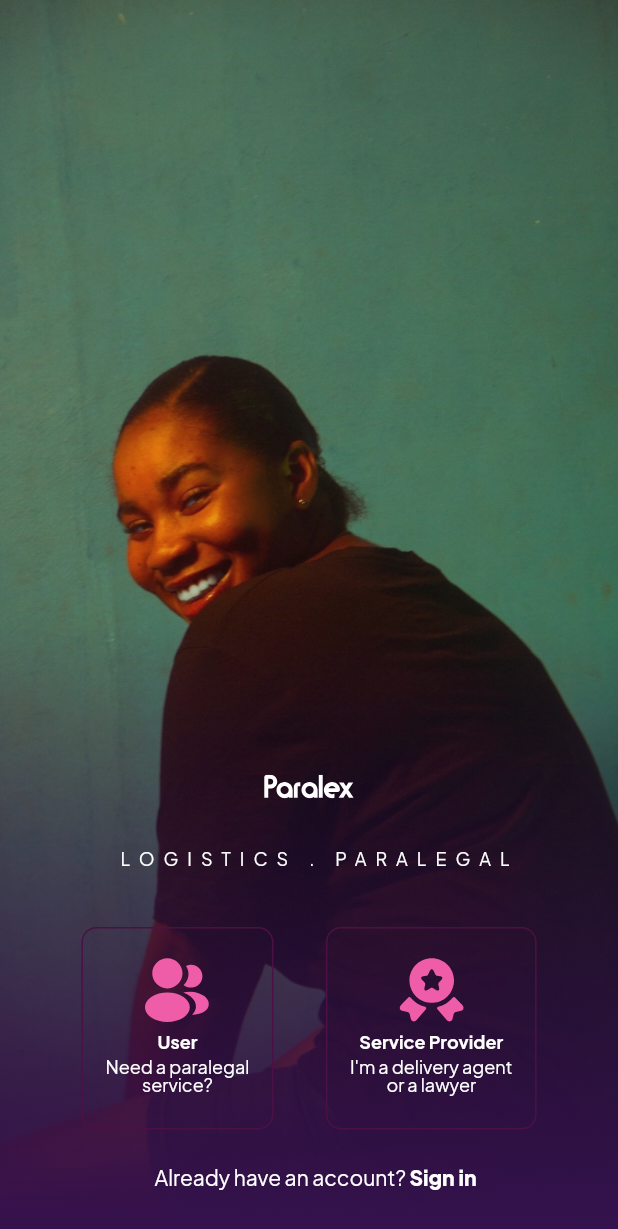
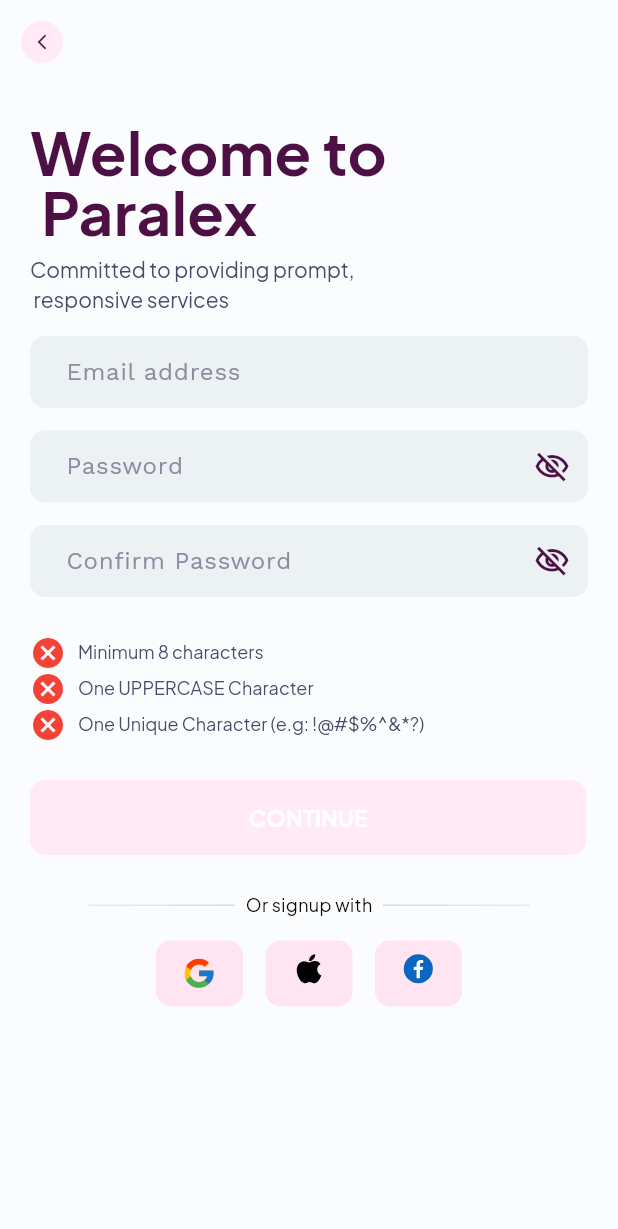
Before and after one commit to Paralexapp/paralex-mobile, a Flutter app: the LastWelcomeScreen screen opened by its route, after a tap on "Service Provider", on a phone screen of 412 x 824 dp. Shown: the top 1229 px of the screen. Run offline on Flutter 3.47's test engine with Material 3 defaults, Android fonts, the phone set to English and light mode, and no system bars; our stand-ins replace flutter_svg, get, google_fonts, smooth_page_indicator.

Commit message:
Welcome and select preferred service screens completed

```diff
--- a/paralex/lib/main.dart
+++ b/paralex/lib/main.dart
@@ -4,6 +4,8 @@ import 'package:paralax/routes/navs.dart';
 import 'package:paralax/screens/splash/splash.dart';
 import 'package:paralax/screens/welcomeslides/last_welcome_screen.dart';
 import 'package:paralax/screens/welcomeslides/welcome.dart';
+import 'package:paralax/service_provider/view/signup_screens/select_service_screen.dart';
+import 'package:paralax/service_provider/view/signup_screens/signup_welcome_screen.dart';
 
 void main() {
   runApp(GetMaterialApp(
@@ -11,7 +13,9 @@ void main() {
     getPages: [
       GetPage(name: Nav.splash, page: () => const SplashScreen()),
       GetPage(name: Nav.welcomeShow, page: () => const WelcomeSliders()),
-      GetPage(name: Nav.lastWelcomeScreen, page: () => const LastWelcomeScreen())
+      GetPage(name: Nav.lastWelcomeScreen, page: () => const LastWelcomeScreen()),
+      GetPage(name: Nav.serviceProviderSignupWelcomeScreen, page: () =>  SignupWelcomeScreen()),
+      GetPage(name: Nav.selectServiceScreen, page: () =>  const SelectServiceScreen())
     ],
     debugShowCheckedModeBanner: false,
   ));
--- /dev/null
+++ b/paralex/lib/reusables/back_button.dart
@@ -0,0 +1,13 @@
+import 'package:flutter/material.dart';
+import 'package:paralax/reusables/paints.dart';
+
+class PinkButton{
+  static final backButton = Container(
+      padding: EdgeInsets.all(8),
+      decoration: BoxDecoration(
+        borderRadius: BorderRadius.circular(20),
+        color: Color(0xFFFFEAF5),
+      ),
+      child: Icon(Icons.arrow_back_ios_new_sharp, size: 12,color: PaintColors.paralaxpurple,),
+    );
+}
--- a/paralex/lib/reusables/fonts.dart
+++ b/paralex/lib/reusables/fonts.dart
@@ -6,4 +6,8 @@ class FontStyles {
       fontSize: 12, letterSpacing: 6.0, color: Colors.white);
   static final TextStyle headingText = GoogleFonts.plusJakartaSans(
       fontSize: 30, fontWeight: FontWeight.bold, color: Colors.white);
+  static final TextStyle contentText = GoogleFonts.plusJakartaSans(
+      fontSize: 12, color: Color(0xFF4A4A68));
+  static final TextStyle hintStyle = GoogleFonts.workSans(
+    fontSize: 16,color: Color(0xFF8C8CA1));
 }
--- a/paralex/lib/reusables/paints.dart
+++ b/paralex/lib/reusables/paints.dart
@@ -2,4 +2,6 @@ import 'package:flutter/material.dart';
 
 class PaintColors {
   static const paralaxpurple = Color(0xFF4C1044);
+  static const bgColor = Color(0xFFFAFCFE);
+  static const contentTextColor = Color(0xFF511F4A);
 }
--- a/paralex/lib/routes/navs.dart
+++ b/paralex/lib/routes/navs.dart
@@ -2,4 +2,6 @@ class Nav {
   static const splash = "/";
   static const welcomeShow = "/welcome";
   static const lastWelcomeScreen ="/lastWelcomeScreen";
+  static const serviceProviderSignupWelcomeScreen="/serviceProviderSignupWelcomeScreen";
+  static const selectServiceScreen ="/selectServiceScreen";
 }
--- a/paralex/lib/screens/welcomeslides/last_welcome_screen.dart
+++ b/paralex/lib/screens/welcomeslides/last_welcome_screen.dart
@@ -1,6 +1,9 @@
 import 'package:flutter/material.dart';
+import 'package:get/get.dart';
+import 'package:get/get_core/src/get_main.dart';
 import 'package:paralax/reusables/fonts.dart';
 import 'package:flutter_svg/svg.dart';
+import '../../routes/navs.dart';
 
 class LastWelcomeScreen extends StatelessWidget {
   const LastWelcomeScreen({super.key});
@@ -72,7 +75,7 @@ class LastWelcomeScreen extends StatelessWidget {
                   ),
                   const SizedBox(width: 35),
                   InkWell(
-                    onTap: (){},
+                    onTap: ()=> Get.toNamed(Nav.serviceProviderSignupWelcomeScreen),
                     child: const ParticipantWidget(
                       imgPath: "assets/images/medal-star.svg",
                       firstText: "Service Provider",
--- /dev/null
+++ b/paralex/lib/service_provider/controllers/signup_controller.dart
@@ -0,0 +1,51 @@
+import 'package:get/get.dart';
+import 'package:flutter/material.dart';
+
+class SignupController extends GetxController {
+  var emailText = "".obs;
+  var passwordText = "".obs;
+  var confirmPasswordText = "".obs;
+
+  var isEmailValid = false.obs;
+  var isMinLengthValid = false.obs;
+  var isUpperCaseValid = false.obs;
+  var isSpecialCharacterValid = false.obs;
+
+  var passwordVisibility = true.obs;
+  var confirmPasswordVisibility = true.obs;
+
+  final passwordController = TextEditingController();
+
+  bool validateEmail(String email) {
+    final emailRegex = RegExp(r'^[\w-\.]+@([\w-]+\.)+[\w-]{2,4}$');
+    return emailRegex.hasMatch(email);
+  }
+
+  bool hasMinLength(String password) => password.length >= 8;
+  bool hasUpperCase(String password) => password.contains(RegExp(r'[A-Z]'));
+  bool hasSpecialCharacter(String password) => password.contains(RegExp(r'[!@#\$%\^&\*\?]'));
+
+  void validatePassword(String password) {
+    isMinLengthValid.value = hasMinLength(password);
+    isUpperCaseValid.value = hasUpperCase(password);
+    isSpecialCharacterValid.value = hasSpecialCharacter(password);
+  }
+
+  void validateEmailField(String email) {
+    isEmailValid.value = validateEmail(email);
+  }
+
+  void togglePasswordVisibility() {
+    passwordVisibility.value = !passwordVisibility.value;
+  }
+
+  void toggleConfirmPasswordVisibility() {
+    confirmPasswordVisibility.value = !confirmPasswordVisibility.value;
+  }
+
+  @override
+  void onClose() {
+    passwordController.dispose();
+    super.onClose();
+  }
+}
--- /dev/null
+++ b/paralex/lib/service_provider/view/signup_screens/signup_welcome_screen.dart
@@ -0,0 +1,310 @@
+import 'package:flutter/material.dart';
+import 'package:get/get.dart';
+import 'package:paralax/reusables/paints.dart';
+import 'package:paralax/routes/navs.dart';
+import 'package:paralax/service_provider/view/signup_screens/widgets/signupWidget.dart';
+import '../../../reusables/fonts.dart';
+import '../../../reusables/back_button.dart';
+import '../../controllers/signup_controller.dart';
+
+class SignupWelcomeScreen extends StatelessWidget {
+
+  final SignupController controller = Get.put(SignupController());
+
+  SignupWelcomeScreen({super.key});
+
+
+  InputDecoration kInputDecoration(
+      RxBool passwordVisible, VoidCallback toggleVisibility, String hintText) {
+    return InputDecoration(
+      hintText: hintText,
+      hintStyle: FontStyles.hintStyle,
+      filled: true,
+      fillColor: const Color(0xFFECF1F4),
+      suffixIcon: IconButton(
+        icon: Icon(passwordVisible.value
+            ? Icons.visibility_off_outlined
+            : Icons.visibility_outlined),
+        onPressed: toggleVisibility,
+      ),
+      suffixIconColor: const Color(0xFF4C1044),
+      contentPadding: const EdgeInsets.symmetric(vertical: 10.0, horizontal: 20.0),
+      enabledBorder: const OutlineInputBorder(
+        borderRadius: BorderRadius.all(Radius.circular(10.0)),
+        borderSide: BorderSide(color: Colors.transparent),
+      ),
+      focusedBorder: const OutlineInputBorder(
+        borderSide: BorderSide(color: Color(0xFF4C1044), width: 2.0),
+      ),
+    );
+  }
+
+  @override
+  Widget build(BuildContext context) {
+    final size = MediaQuery.of(context).size;
+    return Scaffold(
+      backgroundColor: PaintColors.bgColor,
+      appBar: AppBar(
+        backgroundColor: PaintColors.bgColor,
+        leading: IconButton(
+          icon: PinkButton.backButton,
+          onPressed: () => Get.back(),
+        ),
+      ),
+      body: SingleChildScrollView(
+        child: Padding(
+          padding: const EdgeInsets.symmetric(horizontal: 20.0, vertical: 25.0),
+          child: Form(
+            child: Column(
+              crossAxisAlignment: CrossAxisAlignment.start,
+              children: [
+                Text(
+                  "Welcome to \n Paralex",
+                  style: FontStyles.headingText.copyWith(
+                      color: PaintColors.paralaxpurple,
+                      fontSize: 40,
+                      height: 1),
+                ),
+                const SizedBox(height: 8),
+                Text(
+                  "Committed to providing prompt,\n responsive services",
+                  style: FontStyles.smallCapsIntro.copyWith(
+                      letterSpacing: 0, color: const Color(0xFF4A4A68), fontSize: 14),
+                ),
+                const SizedBox(height: 15),
+                Obx(() => Column(
+                      crossAxisAlignment: CrossAxisAlignment.start,
+                      children: [
+                        TextField(
+                          style: const TextStyle(color: Colors.black),
+                          onChanged: (value) {
+                            controller.emailText.value = value;
+                            controller.validateEmailField(value);
+                          },
+                          keyboardType: TextInputType.emailAddress,
+                          decoration: InputDecoration(
+                            hintText: 'Email address',
+                            hintStyle: FontStyles.hintStyle,
+                            filled: true,
+                            fillColor: const Color(0xFFECF1F4),
+                            contentPadding: const EdgeInsets.symmetric(
+                                vertical: 10.0, horizontal: 20.0),
+                            enabledBorder: const OutlineInputBorder(
+                              borderRadius:
+                                  BorderRadius.all(Radius.circular(10.0)),
+                              borderSide: BorderSide(color: Colors.transparent),
+                            ),
+                            focusedBorder: const OutlineInputBorder(
+                              borderSide: BorderSide(
+                                  color: Color(0xFF4C1044), width: 2.0),
+                              borderRadius:
+                                  BorderRadius.all(Radius.circular(10)),
+                            ),
+                          ),
+                        ),
+                        // Display email validation error if invalid
+                        if (!controller.isEmailValid.value &&
+                            controller.emailText.isNotEmpty)
+                          const Padding(
+                            padding: EdgeInsets.only(top: 8.0),
+                            child: Text(
+                              "Please enter a valid email address",
+                              style: TextStyle(color: Colors.red, fontSize: 12),
+                            ),
+                          ),
+                      ],
+                    )),
+                const SizedBox(height: 15),
+
+                // Password Field with validation
+                Obx(() => TextField(
+                      controller: controller.passwordController,
+                      style: const TextStyle(color: Colors.black),
+                      onChanged: (value) {
+                        controller.passwordText.value = value;
+                        controller.validatePassword(value);
+                      },
+                      obscureText: controller.passwordVisibility.value,
+                      decoration: kInputDecoration(
+                          controller.passwordVisibility,
+                          controller.togglePasswordVisibility,
+                          "Password"),
+                    )),
+                const SizedBox(height: 15),
+
+                // Confirm Password Field
+                Obx(() => TextField(
+                      style: const TextStyle(color: Colors.black),
+                      onChanged: (value) =>
+                          controller.confirmPasswordText.value = value,
+                      obscureText: controller.confirmPasswordVisibility.value,
+                      decoration: kInputDecoration(
+                          controller.confirmPasswordVisibility,
+                          controller.toggleConfirmPasswordVisibility,
+                          "Confirm Password"),
+                    )),
+                const SizedBox(height: 25),
+
+                // Validation status display
+                Obx(() => Row(
+                      children: [
+                        Icon(
+                          controller.isMinLengthValid.value
+                              ? Icons.check_circle
+                              : Icons.cancel,
+                          color: controller.isMinLengthValid.value
+                              ? Colors.green
+                              : Colors.red,
+                        ),
+                        const SizedBox(width: 8),
+                        Text("Minimum 8 characters",
+                            style: FontStyles.smallCapsIntro.copyWith(
+                                letterSpacing: 0,
+                                color: const Color(0xFF4A4A68),
+                                fontSize: 12)),
+                      ],
+                    )),
+                Obx(() => Row(
+                      children: [
+                        Icon(
+                          controller.isUpperCaseValid.value
+                              ? Icons.check_circle
+                              : Icons.cancel,
+                          color: controller.isUpperCaseValid.value
+                              ? Colors.green
+                              : Colors.red,
+                        ),
+                        const SizedBox(width: 8),
+                        Text("One UPPERCASE Character",
+                            style: FontStyles.smallCapsIntro.copyWith(
+                                letterSpacing: 0,
+                                color: Color(0xFF4A4A68),
+                                fontSize: 12)),
+                      ],
+                    )),
+                Obx(() => Row(
+                      children: [
+                        Icon(
+                          controller.isSpecialCharacterValid.value
+                              ? Icons.check_circle
+                              : Icons.cancel,
+                          color: controller.isSpecialCharacterValid.value
+                              ? Colors.green
+                              : Colors.red,
+                        ),
+                        const SizedBox(width: 8),
+                        Text("One Unique Character (e.g: !@#\$%^&*?)",
+                            style: FontStyles.smallCapsIntro.copyWith(
+                                letterSpacing: 0,
+                                color: const Color(0xFF4A4A68),
+                                fontSize: 12)),
+                      ],
+                    )),
+                const SizedBox(height: 25),
+
+                // Continue Button
+                Obx(
+                  () => Container(
+                    padding: const EdgeInsets.symmetric(horizontal: 10),
+                    height: 50,
+                    width: size.width * 0.9,
+                    decoration: BoxDecoration(
+                      color: controller.isEmailValid.value &&
+                              controller.isMinLengthValid.value &&
+                              controller.isUpperCaseValid.value &&
+                              controller.isSpecialCharacterValid.value &&
+                              controller.passwordText.value ==
+                                  controller.confirmPasswordText.value
+                          ? PaintColors.paralaxpurple
+                          : const Color(0xFFFFEAF5),
+                      borderRadius: const BorderRadius.all(Radius.circular(10)),
+                    ),
+                    child: InkWell(
+                      onTap: () {
+                        if (!controller.isEmailValid.value) {
+                          Get.snackbar("Error", "Please enter a valid email");
+                        } else if (controller.passwordText.value !=
+                            controller.confirmPasswordText.value) {
+                          Get.snackbar("Error", "Passwords do not match");
+                        } else if (controller.isMinLengthValid.value &&
+                            controller.isUpperCaseValid.value &&
+                            controller.isSpecialCharacterValid.value) {
+                          Get.toNamed(Nav.selectServiceScreen);
+                        } else {
+                          Get.snackbar("Error",
+                              "Password does not meet all requirements");
+                        }
+                      },
+                      child: Center(
+                        child: Text(
+                          "CONTINUE",
+                          style: FontStyles.smallCapsIntro.copyWith(
+                            color: Colors.white,
+                            letterSpacing: 0,
+                            fontSize: 15,
+                            fontWeight: FontWeight.bold,
+                          ),
+                        ),
+                      ),
+                    ),
+                  ),
+                ),
+                const SizedBox(height: 25),
+                Row(
+                  mainAxisAlignment: MainAxisAlignment.center,
+                  children: [
+                    Container(
+                      width: 98,
+                      height: 1,
+                      decoration: const BoxDecoration(
+                        gradient: LinearGradient(
+                          begin: FractionalOffset.centerLeft,
+                          end: FractionalOffset.centerRight,
+                          colors: [
+                            Color(0x75D9D9D9),
+                            Color(0xFFD9D9D9),
+                          ],
+                        ),
+                      ),
+                    ),
+                    const SizedBox(width: 7),
+                    Text(
+                      "Or signup with",
+                      style:
+                          FontStyles.contentText.copyWith(color: Colors.black),
+                    ),
+                    const SizedBox(width: 7),
+                    Container(
+                      width: 98,
+                      height: 1,
+                      decoration: const BoxDecoration(
+                        gradient: LinearGradient(
+                          begin: FractionalOffset.centerLeft,
+                          end: FractionalOffset.centerRight,
+                          colors: [
+                            Color(0xFFD9D9D9),
+                            Color(0x75D9D9D9),
+                          ],
+                        ),
+                      ),
+                    ),
+                  ],
+                ),
+                const SizedBox(height: 15),
+                const Row(
+                  mainAxisAlignment: MainAxisAlignment.center,
+                  children: [
+                    SignupWidget(imgpath: "assets/images/Google.svg"),
+                    SizedBox(width: 15),
+                    SignupWidget(imgpath: "assets/images/apple.svg"),
+                    SizedBox(width: 15),
+                    SignupWidget(imgpath: "assets/images/fb.svg"),
+                ],)
+              ],
+            ),
+          ),
+        ),
+      ),
+    );
+  }
+}
--- /dev/null
+++ b/paralex/lib/service_provider/view/signup_screens/widgets/signupWidget.dart
@@ -0,0 +1,21 @@
+import 'package:flutter/material.dart';
+import 'package:flutter_svg/svg.dart';
+class SignupWidget extends StatelessWidget {
+  const SignupWidget({super.key, required this.imgpath});
+
+  final String imgpath;
+  @override
+  Widget build(BuildContext context) {
+    return Container(
+      width: 58,
+      height: 44,
+      decoration: BoxDecoration(
+        color: Color(0xFFFFE4F2),
+        borderRadius: BorderRadius.circular(10),
+      ),
+      child: Center(
+        child:  SvgPicture.asset(imgpath),
+      ),
+    );
+  }
+}
```
Also changed, not shown: paralex/lib/service_provider/controllers/select_service_controller.dart (added, +14 -0 lines), paralex/lib/service_provider/view/signup_screens/select_service_screen.dart (added, +92 -0 lines), paralex/lib/service_provider/view/signup_screens/widgets/custom_button.dart (added, +45 -0 lines), paralex/lib/service_provider/view/signup_screens/widgets/select_service_widget.dart (added, +56 -0 lines), paralex/lib/service_provider/view/signup_screens/widgets/textfieldWidget.dart (added, +47 -0 lines), paralex/assets/images/Google.svg (added), paralex/assets/images/apple.svg (added), paralex/assets/images/fb.svg (added), paralex/assets/images/mace.svg (added), paralex/assets/images/truck.svg (added).
